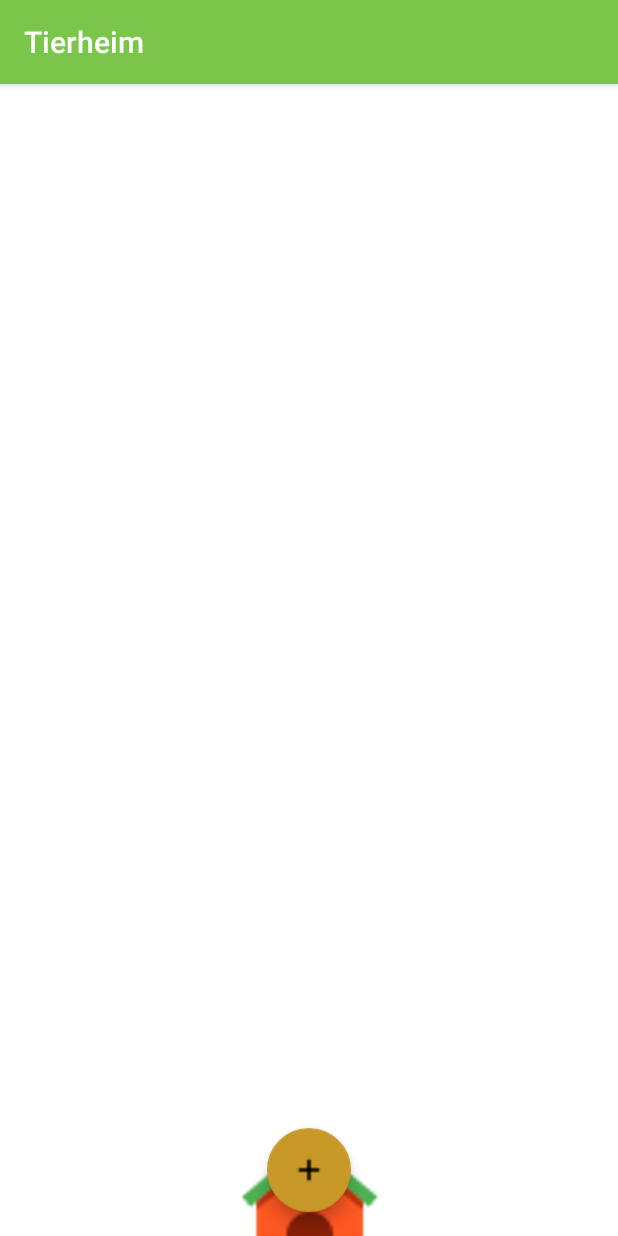
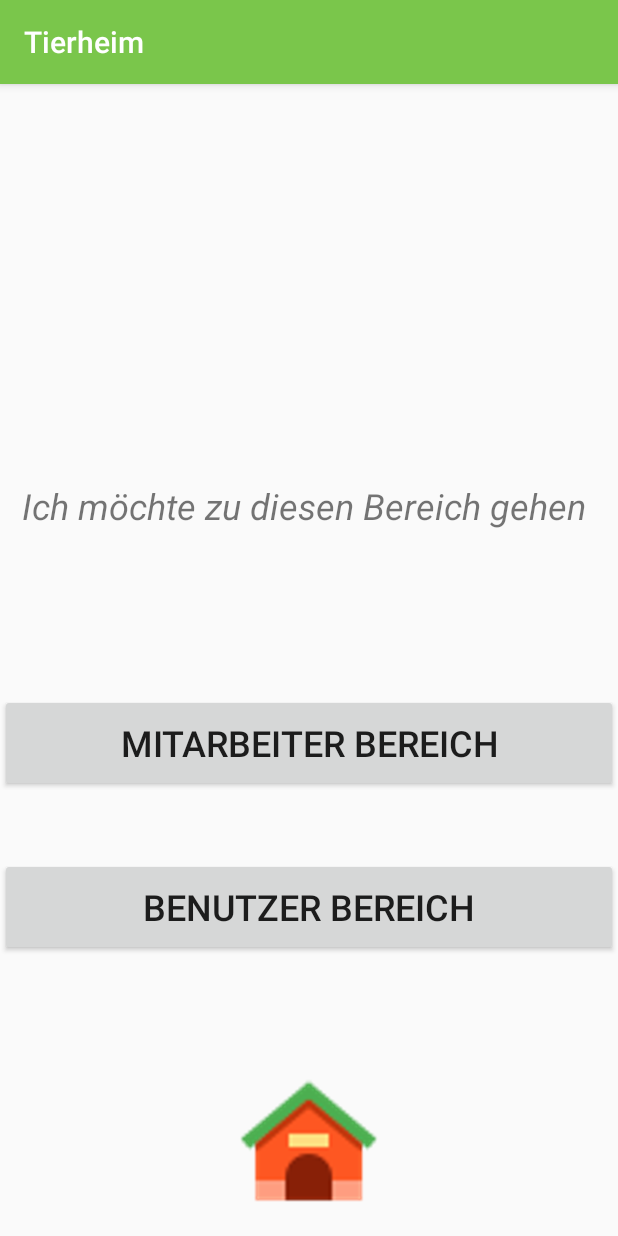
Before and after one commit to anetchka/Tierheim, an Android app: the screen it shows after launch (MainActivity before the commit, StartScreen after it), on a phone screen of 412 x 824 dp. Run offline under Robolectric (Android 15) with nearby library versions, the phone set to English and light mode, and no system bars.

Commit message:
Add new Screen to choose between Worker and User
Extend app so that both user and worker cann enter the app.
It is made so that later the user can find the matching pet
and vice versa the worker could find the possible owner

```diff
--- a/app/build.gradle
+++ b/app/build.gradle
@@ -4,7 +4,7 @@ android {
     compileSdkVersion 27
     defaultConfig {
         applicationId "ua.kiev.homes.anna.tierheim"
-        minSdkVersion 19
+        minSdkVersion 20
         targetSdkVersion 27
         versionCode 1
         versionName "1.0"
@@ -23,6 +23,7 @@ dependencies {
     implementation 'com.android.support:appcompat-v7:27.1.1'
     implementation 'com.android.support:design:27.1.1'
     implementation 'com.android.support.constraint:constraint-layout:1.1.0'
+    implementation 'com.android.support:recyclerview-v7:27.1.1'
     testImplementation 'junit:junit:4.12'
     androidTestImplementation 'com.android.support.test:runner:1.0.2'
     androidTestImplementation 'com.android.support.test.espresso:espresso-core:3.0.2'
--- a/app/src/main/java/ua/kiev/homes/anna/tierheim/database/Tier.java
+++ b/app/src/main/java/ua/kiev/homes/anna/tierheim/database/Tier.java
@@ -111,12 +111,6 @@ public class Tier {
         public final static String COLUMN_PET_WEIGHT = "weight";
 
         /**
-         * Possible values for the default picture
-         */
-        public static final int DEFAULT = 1;
-        public static final int NOT_DEFAULT = 0;
-
-        /**
          * Possible values for the gender of the pet.
          */
         public static final int GENDER_UNKNOWN = 0;
--- a/app/src/main/java/ua/kiev/homes/anna/tierheim/FullScreenImage.java
+++ b/app/src/main/java/ua/kiev/homes/anna/tierheim/forWorker/FullScreenImage.java
@@ -1,4 +1,4 @@
-package ua.kiev.homes.anna.tierheim;
+package ua.kiev.homes.anna.tierheim.forWorker;
 
 import android.app.LoaderManager;
 import android.content.ContentUris;
@@ -15,6 +15,7 @@ import android.support.v7.app.AppCompatActivity;
 import android.widget.ImageView;
 
 import ua.kiev.homes.anna.tierheim.database.Tier;
+import ua.kiev.homes.anna.tierheim.R;
 
 public class FullScreenImage extends AppCompatActivity implements LoaderManager.LoaderCallbacks<Cursor> {
 
--- a/app/src/main/java/ua/kiev/homes/anna/tierheim/MainActivity.java
+++ b/app/src/main/java/ua/kiev/homes/anna/tierheim/forWorker/MainActivity.java
@@ -1,4 +1,4 @@
-package ua.kiev.homes.anna.tierheim;
+package ua.kiev.homes.anna.tierheim.forWorker;
 
 import android.app.AlertDialog;
 import android.app.LoaderManager;
@@ -11,7 +11,6 @@ import android.database.Cursor;
 import android.support.design.widget.FloatingActionButton;
 import android.support.v7.app.AppCompatActivity;
 import android.os.Bundle;
-import android.util.Log;
 import android.view.ActionMode;
 import android.view.Menu;
 import android.view.MenuInflater;
@@ -19,14 +18,13 @@ import android.view.MenuItem;
 import android.view.View;
 import android.widget.AbsListView;
 import android.widget.AdapterView;
-import android.widget.EditText;
 import android.widget.ListView;
 import android.widget.Toast;
 
 import java.util.ArrayList;
-import java.util.HashMap;
 import java.util.List;
 
+import ua.kiev.homes.anna.tierheim.R;
 import ua.kiev.homes.anna.tierheim.database.Tier;
 
 public class MainActivity extends AppCompatActivity implements LoaderManager.LoaderCallbacks<Cursor> {
--- a/app/src/main/java/ua/kiev/homes/anna/tierheim/TierCursorAdapter.java
+++ b/app/src/main/java/ua/kiev/homes/anna/tierheim/forWorker/TierCursorAdapter.java
@@ -1,4 +1,4 @@
-package ua.kiev.homes.anna.tierheim;
+package ua.kiev.homes.anna.tierheim.forWorker;
 
 import android.content.Context;
 import android.database.Cursor;
@@ -11,6 +11,7 @@ import android.widget.CursorAdapter;
 import android.widget.ImageView;
 import android.widget.TextView;
 
+import ua.kiev.homes.anna.tierheim.R;
 import ua.kiev.homes.anna.tierheim.database.Tier;
 
 public class TierCursorAdapter extends CursorAdapter {
--- /dev/null
+++ b/app/src/main/java/ua/kiev/homes/anna/tierheim/mainScreen/LogInScreen.java
@@ -0,0 +1,6 @@
+package ua.kiev.homes.anna.tierheim.mainScreen;
+
+import android.support.v7.app.AppCompatActivity;
+
+public class LogInScreen extends AppCompatActivity {
+}
--- /dev/null
+++ b/app/src/main/java/ua/kiev/homes/anna/tierheim/mainScreen/StartScreen.java
@@ -0,0 +1,44 @@
+package ua.kiev.homes.anna.tierheim.mainScreen;
+
+import android.content.Intent;
+import android.os.Bundle;
+import android.support.annotation.Nullable;
+import android.support.v7.app.AppCompatActivity;
+import android.view.View;
+import android.widget.Button;
+
+import ua.kiev.homes.anna.tierheim.R;
+
+public class StartScreen extends AppCompatActivity {
+
+    private String workerValue = "worker";
+    private String userValue = "user";
+    private static final String EXTRA_PERSON = "ua.kiev.homes.anna.tierheim.mainScreen.EXTRA_PERSON";
+
+    @Override
+    protected void onCreate(@Nullable Bundle savedInstanceState) {
+        super.onCreate(savedInstanceState);
+        setContentView(R.layout.main_screen);
+
+        Button userBtn = (Button) findViewById(R.id.as_User);
+        Button workerBtn = (Button) findViewById(R.id.as_worker);
+
+        workerBtn.setOnClickListener(new View.OnClickListener() {
+            @Override
+            public void onClick(View v) {
+                Intent intent = new Intent(StartScreen.this, LogInScreen.class);
+                intent.putExtra(EXTRA_PERSON, workerValue);
+                startActivity(intent);
+            }
+        });
+
+       userBtn.setOnClickListener(new View.OnClickListener() {
+           @Override
+           public void onClick(View v) {
+               Intent intent = new Intent(StartScreen.this, LogInScreen.class);
+               intent.putExtra(EXTRA_PERSON, userValue);
+               startActivity(intent);
+           }
+       });
+    }
+}
--- a/app/src/main/res/layout/activity_main.xml
+++ b/app/src/main/res/layout/activity_main.xml
@@ -4,7 +4,7 @@
     xmlns:tools="http://schemas.android.com/tools"
     android:layout_width="match_parent"
     android:layout_height="match_parent"
-    tools:context=".MainActivity"
+    tools:context=".forWorker.MainActivity"
     android:background="@color/colorItemNotSelected">
 
     <ListView
--- a/app/src/main/res/layout/editor_mode.xml
+++ b/app/src/main/res/layout/editor_mode.xml
@@ -26,7 +26,7 @@
         android:layout_height="wrap_content"
         android:layout_marginTop="100dp"
         app:layout_constraintTop_toTopOf="parent"
-        tools:context=".MainActivity">
+        tools:context=".forWorker.MainActivity">
 
 
         <TextView
@@ -98,6 +98,5 @@
         android:text="@string/save_item"
         app:layout_constraintBottom_toBottomOf="parent"
         app:layout_constraintEnd_toEndOf="parent"
-        app:layout_constraintStart_toStartOf="parent"
-        app:layout_constraintTop_toBottomOf="@+id/GridLayout1" />
+        app:layout_constraintStart_toStartOf="parent" />
 </android.support.constraint.ConstraintLayout>
--- /dev/null
+++ b/app/src/main/res/layout/main_screen.xml
@@ -0,0 +1,57 @@
+<?xml version="1.0" encoding="utf-8"?>
+<android.support.constraint.ConstraintLayout
+    xmlns:android="http://schemas.android.com/apk/res/android"
+    xmlns:app="http://schemas.android.com/apk/res-auto"
+    xmlns:tools="http://schemas.android.com/tools"
+    android:layout_width="match_parent"
+    android:layout_height="match_parent">
+
+    <TextView
+        android:id="@+id/plain_text"
+        android:layout_width="wrap_content"
+        android:layout_height="65dp"
+        android:layout_marginBottom="8dp"
+        android:layout_marginEnd="8dp"
+        android:layout_marginTop="8dp"
+        android:text="@string/which_area"
+        android:textSize="24dp"
+        android:textStyle="italic"
+        android:textAlignment="center"
+        app:layout_constraintBottom_toTopOf="@+id/as_worker"
+        app:layout_constraintEnd_toEndOf="parent"
+        app:layout_constraintStart_toStartOf="parent"
+        app:layout_constraintTop_toTopOf="parent"
+        app:layout_constraintVertical_bias="0.788" />
+
+    <Button
+        android:id="@+id/as_worker"
+        style="@style/MainScreenStyle"
+        android:layout_marginBottom="44dp"
+        android:text="@string/as_worker"
+        app:layout_constraintBottom_toTopOf="@+id/as_User"
+        app:layout_constraintStart_toStartOf="parent"
+        tools:background="@color/colorItemSelected" />
+
+    <Button
+        android:id="@+id/as_User"
+        style="@style/MainScreenStyle"
+        android:layout_marginBottom="72dp"
+        android:text="@string/as_user"
+        app:layout_constraintBottom_toTopOf="@+id/empty_shelter_main"
+        app:layout_constraintStart_toStartOf="parent"
+        tools:background="@color/colorItemSelected" />
+
+    <ImageView
+        android:id="@+id/empty_shelter_main"
+        style="@style/ImageAndButtonMainActivityStyle"
+        android:layout_width="wrap_content"
+        android:layout_height="wrap_content"
+        android:layout_marginBottom="8dp"
+        android:layout_marginEnd="8dp"
+        android:layout_marginStart="8dp"
+        android:src="@drawable/ic_empty_shelter"
+        app:layout_constraintBottom_toBottomOf="parent"
+        app:layout_constraintEnd_toEndOf="parent"
+        app:layout_constraintStart_toStartOf="parent" />
+
+</android.support.constraint.ConstraintLayout>
--- a/app/src/main/res/values/strings.xml
+++ b/app/src/main/res/values/strings.xml
@@ -61,4 +61,13 @@
     <!-- Title for spinner choice unknown gender -->
     <string name="unknown_spinner">Unbekannt</string>
 
+    <!-- Title for Worker Log iN -->
+    <string name="as_worker">Mitarbeiter Bereich</string>
+
+    <!-- Title for User Log in -->
+    <string name="as_user">Benutzer Bereich</string>
+
+    <!-- Title for Uas who you want lo log in -->
+    <string name="which_area">Ich möchte zu diesen Bereich gehen </string>
+
 </resources>
--- a/app/src/main/res/values/styles.xml
+++ b/app/src/main/res/values/styles.xml
@@ -55,4 +55,12 @@
         <item name="android:layout_marginStart">8dp</item>
     </style>
 
+    <!-- Style for MainScreen Layout -->
+    <style name="MainScreenStyle">
+        <item name="android:layout_width">match_parent</item>
+        <item name="android:layout_height">65dp</item>
+        <item name="android:textSize">24dp</item>
+
+    </style>
+
 </resources>
```
Also changed, not shown: app/src/main/AndroidManifest.xml (+17 -5 lines), app/src/main/java/ua/kiev/homes/anna/tierheim/forWorker/EditorMode.java (renamed from app/src/main/java/ua/kiev/homes/anna/tierheim/EditorMode.java, +15 -4 lines).
